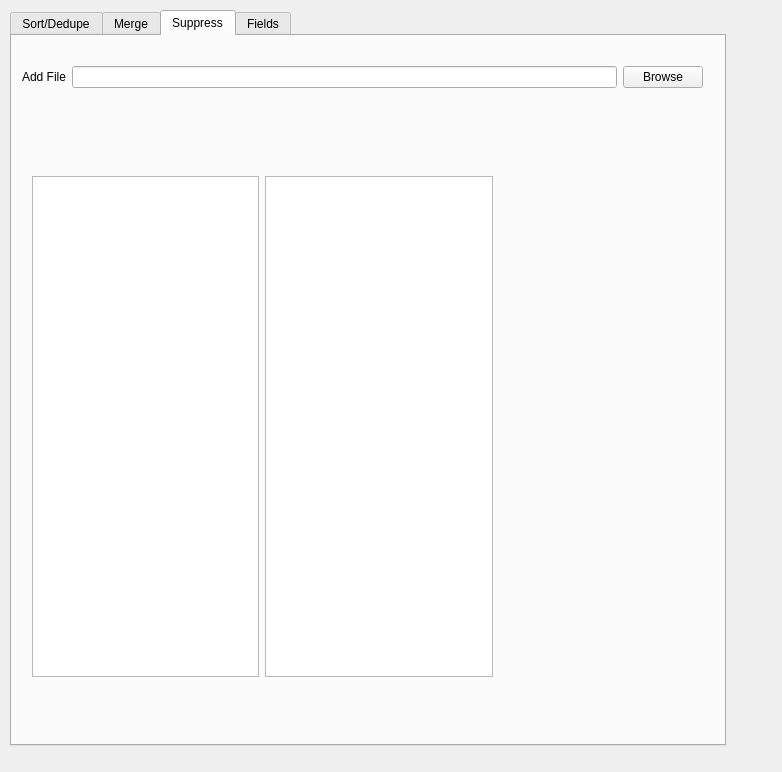
The window that zeex/core/ui/actions/merge_purge.ui (zbarge/zeex) describes before a commit, drawn with Qt 5.
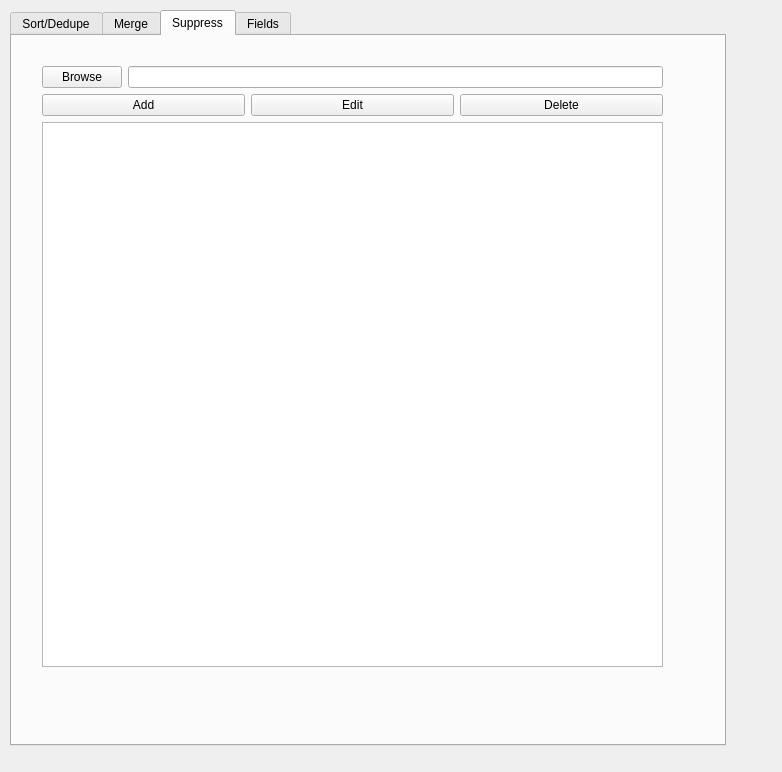
The same window after the commit. The open tabs and pages were chosen to show the change.

Commit message: Updates to Views, and model/controls.

What changed in the file:
```diff
--- a/zeex/core/ui/actions/merge_purge.ui
+++ b/zeex/core/ui/actions/merge_purge.ui
@@ -275,63 +275,61 @@
     <widget class="QWidget" name="formLayoutWidget_3">
      <property name="geometry">
       <rect>
-       <x>10</x>
+       <x>30</x>
        <y>30</y>
-       <width>681</width>
-       <height>31</height>
+       <width>621</width>
+       <height>601</height>
       </rect>
      </property>
-     <layout class="QFormLayout" name="formLayout_3">
-      <property name="fieldGrowthPolicy">
-       <enum>QFormLayout::AllNonFixedFieldsGrow</enum>
-      </property>
-      <item row="0" column="0">
-       <widget class="QLabel" name="addSFileLabel">
-        <property name="text">
-         <string>Add File</string>
-        </property>
-       </widget>
+     <layout class="QGridLayout" name="gridLayout_13">
+      <item row="1" column="0">
+       <layout class="QGridLayout" name="gridLayout_6">
+        <item row="2" column="0">
+         <widget class="QTableView" name="sFileTable"/>
+        </item>
+        <item row="1" column="0">
+         <layout class="QHBoxLayout" name="horizontalLayout_2">
+          <item>
+           <widget class="QPushButton" name="btnAddSFile">
+            <property name="text">
+             <string>Add</string>
+            </property>
+           </widget>
+          </item>
+          <item>
+           <widget class="QPushButton" name="btnEditSFile">
+            <property name="text">
+             <string>Edit</string>
+            </property>
+           </widget>
+          </item>
+          <item>
+           <widget class="QPushButton" name="btnDeleteSFile">
+            <property name="text">
+             <string>Delete</string>
+            </property>
+           </widget>
+          </item>
+         </layout>
+        </item>
+       </layout>
       </item>
-      <item row="0" column="1">
+      <item row="0" column="0">
        <layout class="QGridLayout" name="gridLayout_5">
         <item row="0" column="0">
-         <widget class="QLineEdit" name="addSFileLineEdit"/>
-        </item>
-        <item row="0" column="1">
-         <widget class="QPushButton" name="addSFilePushButton">
+         <widget class="QPushButton" name="btnBrowseSFile">
           <property name="text">
            <string>Browse</string>
           </property>
-          <property name="checkable">
-           <bool>false</bool>
-          </property>
-          <property name="flat">
-           <bool>false</bool>
-          </property>
          </widget>
         </item>
+        <item row="0" column="1">
+         <widget class="QLineEdit" name="sFileLineEdit"/>
+        </item>
        </layout>
       </item>
      </layout>
     </widget>
-    <widget class="QWidget" name="gridLayoutWidget">
-     <property name="geometry">
-      <rect>
-       <x>20</x>
-       <y>140</y>
-       <width>461</width>
-       <height>501</height>
-      </rect>
-     </property>
-     <layout class="QGridLayout" name="gridLayout_6">
-      <item row="0" column="0">
-       <widget class="QTableView" name="sRenameTable"/>
-      </item>
-      <item row="0" column="1">
-       <widget class="QTableView" name="sFileTable"/>
-      </item>
-     </layout>
-    </widget>
    </widget>
    <widget class="QWidget" name="fieldsTab">
     <attribute name="title">
```
Left out of the diff: 82 changed lines with no effect on the pictures. The commit also changes 7 other files.
